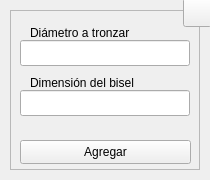
The window that interfaces/ui_files/cutoff.ui (Raw0201/GCode2) describes before a commit, drawn with Qt 5.
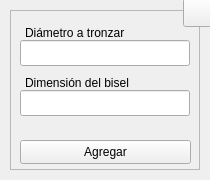
The same window after the commit. Icons and pictures are not drawn.

Diff of the .ui file:
```diff
--- a/interfaces/ui_files/cutoff.ui
+++ b/interfaces/ui_files/cutoff.ui
@@ -2221,9 +2221,9 @@
      </property>
      <property name="geometry">
       <rect>
-       <x>20</x>
+       <x>15</x>
        <y>10</y>
-       <width>111</width>
+       <width>110</width>
        <height>26</height>
       </rect>
      </property>
@@ -2277,9 +2277,9 @@
      </property>
      <property name="geometry">
       <rect>
-       <x>20</x>
+       <x>15</x>
        <y>60</y>
-       <width>121</width>
+       <width>115</width>
        <height>26</height>
       </rect>
      </property>
```
